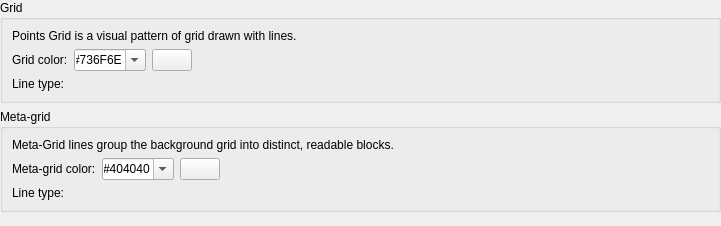
sand1024/LibreCAD, file librecad/src/ui/dialogs/settings/options_drafting/pages/theme/lc_settings_page_drafting_theme_grid_lines.ui: the form before one commit.
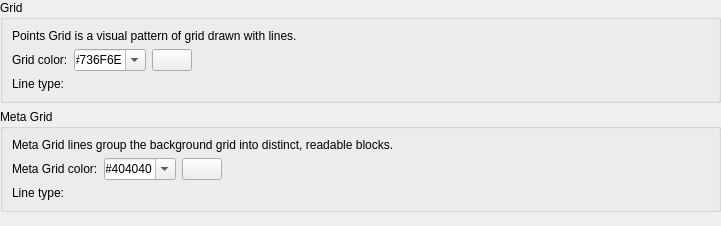
The form after the commit. Custom widgets are drawn as their Qt base class.

Diff of the .ui file:
```diff
--- a/librecad/src/ui/dialogs/settings/options_drafting/pages/theme/lc_settings_page_drafting_theme_grid_lines.ui
+++ b/librecad/src/ui/dialogs/settings/options_drafting/pages/theme/lc_settings_page_drafting_theme_grid_lines.ui
@@ -126,7 +126,7 @@
    <item row="2" column="0">
     <widget class="QGroupBox" name="groupBox_11">
      <property name="title">
-      <string>Meta-grid</string>
+      <string>Meta Grid</string>
      </property>
      <layout class="QGridLayout" name="gridLayout_gl">
       <item row="1" column="4">
@@ -154,7 +154,7 @@
       <item row="0" column="0" colspan="5">
        <widget class="QLabel" name="label_2">
         <property name="text">
-         <string>Meta-Grid lines group the background grid into distinct, readable blocks. </string>
+         <string>Meta Grid lines group the background grid into distinct, readable blocks. </string>
         </property>
         <property name="wordWrap">
          <bool>true</bool>
@@ -164,7 +164,7 @@
       <item row="1" column="0">
        <widget class="QLabel" name="lMetaGridColor_2">
         <property name="text">
-         <string>Meta-grid color:</string>
+         <string>Meta Grid color:</string>
         </property>
         <property name="buddy">
          <cstring>cbMetaGridLinesColor</cstring>
```
Left out of the diff: 7 changed lines with no effect on the pictures.
